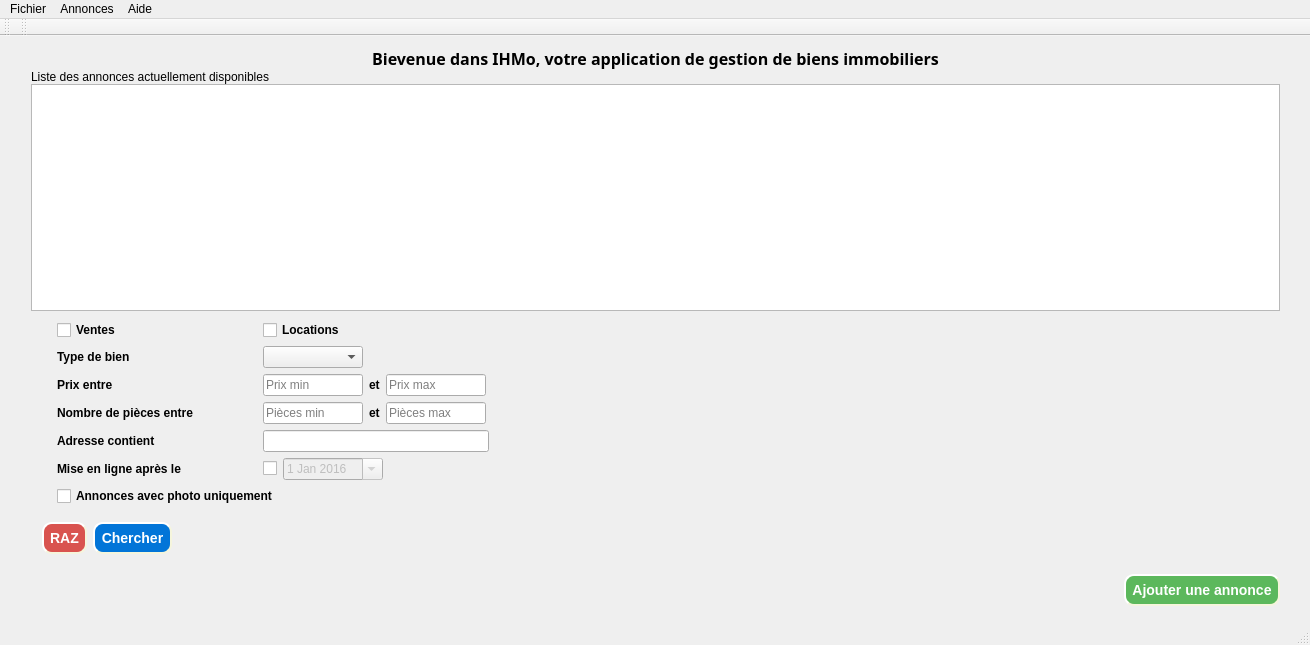
Old version of the form ihmo.ui in the repository tonydd/IHMo.
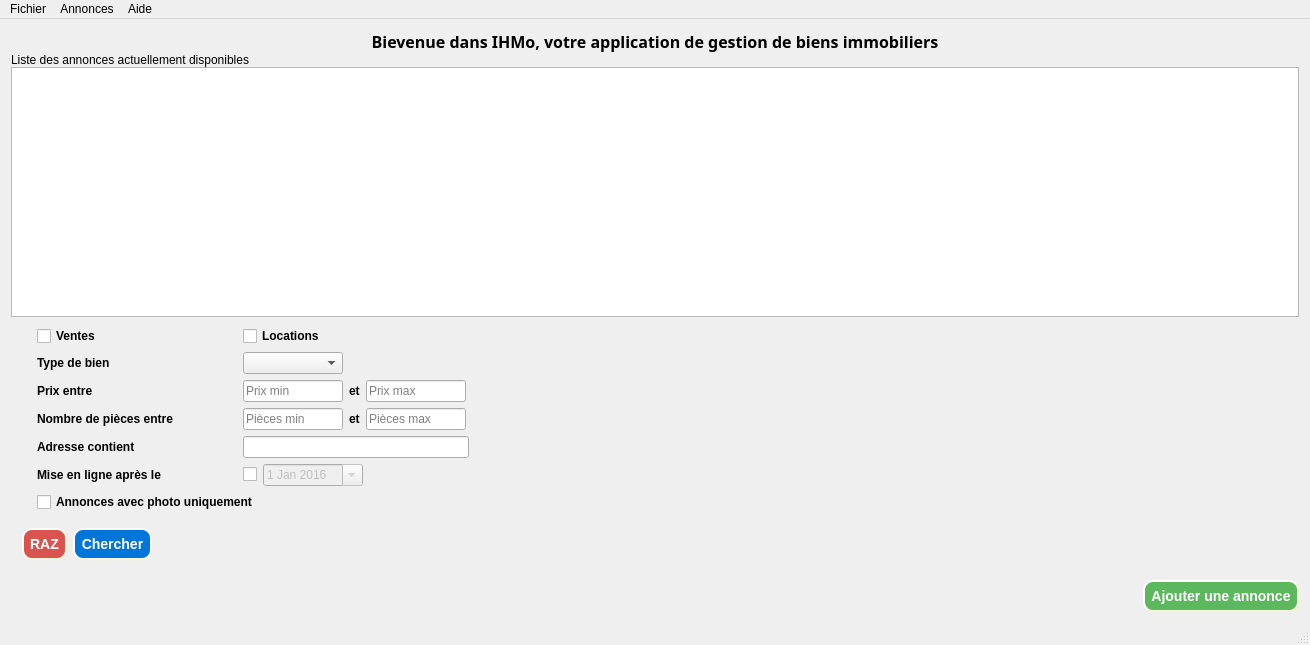
New version of the form. Icons and pictures are not drawn.

Commit message: Ajout de l'ancrage des elements de IHMo, ajout de la copie de la photo dans le dossier local lors de l'ajout d'une annonce

Diff of the .ui file:
```diff
--- a/ihmo.ui
+++ b/ihmo.ui
@@ -30,15 +30,8 @@
     padding: 6px;
 }</string>
    </property>
-   <widget class="QWidget" name="verticalLayoutWidget">
-    <property name="geometry">
-     <rect>
-      <x>20</x>
-      <y>0</y>
-      <width>1271</width>
-      <height>581</height>
-     </rect>
-    </property>
+   <layout class="QGridLayout" name="gridLayout">
+    <item row="0" column="0">
     <layout class="QVBoxLayout" name="verticalLayout">
      <property name="spacing">
       <number>0</number>
@@ -558,7 +551,8 @@
       </layout>
      </item>
     </layout>
-   </widget>
+    </item>
+   </layout>
   </widget>
   <widget class="QMenuBar" name="menuBar">
    <property name="geometry">
@@ -594,26 +588,7 @@
    <addaction name="menuAnnonces"/>
    <addaction name="menuAide"/>
   </widget>
-  <widget class="QToolBar" name="mainToolBar">
-   <attribute name="toolBarArea">
-    <enum>TopToolBarArea</enum>
-   </attribute>
-   <attribute name="toolBarBreak">
-    <bool>false</bool>
-   </attribute>
-  </widget>
   <widget class="QStatusBar" name="statusBar"/>
-  <widget class="QToolBar" name="toolBar">
-   <property name="windowTitle">
-    <string>toolBar</string>
-   </property>
-   <attribute name="toolBarArea">
-    <enum>TopToolBarArea</enum>
-   </attribute>
-   <attribute name="toolBarBreak">
-    <bool>false</bool>
-   </attribute>
-  </widget>
   <action name="actionQuitter">
    <property name="text">
     <string>Quitter</string>
```
Lines whose indentation alone changed are shown as unchanged. The commit also changes 2 other files.
